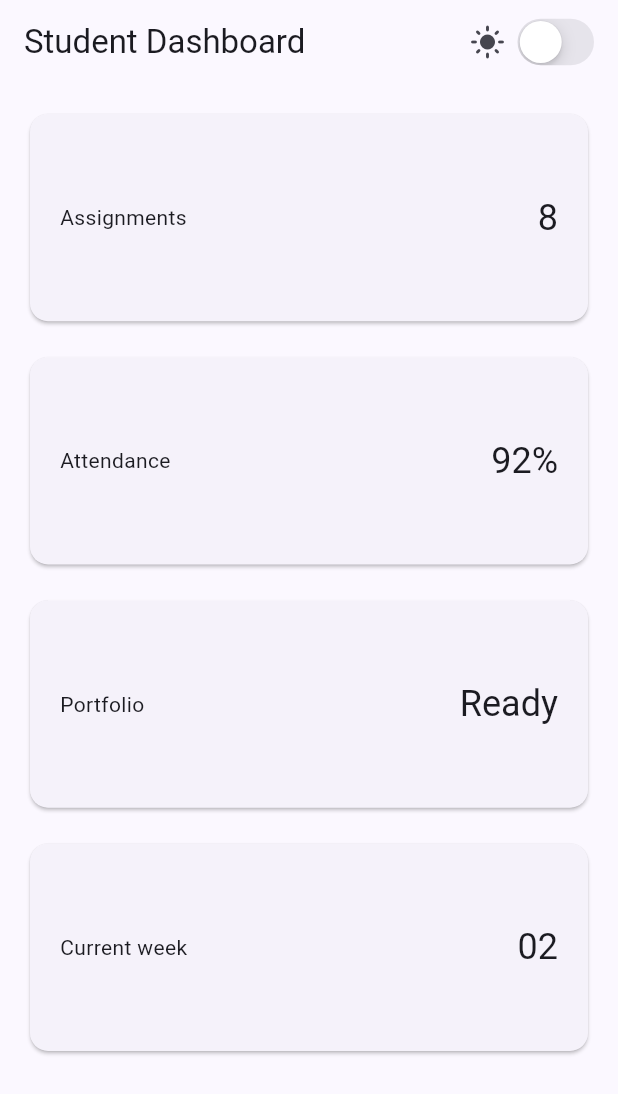
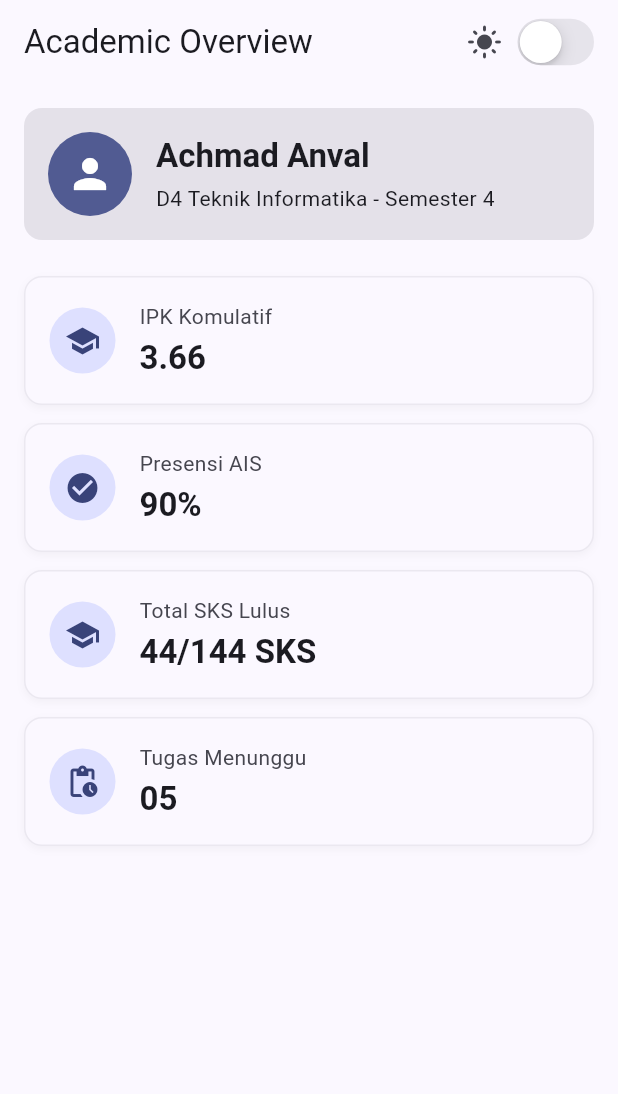
Before and after one commit to achmadanval/244107020039-mobile-course, a Flutter app: the screen it shows after launch, on a phone screen of 412 x 824 dp. Shown: the top 1094 px of the screen. Run offline on Flutter 3.47's test engine with Material 3 defaults, Android fonts, the phone set to English and light mode, and no system bars.

Commit message:
menyelesaikan Laporan dan Screenshot

```diff
--- a/responsive_dashboard/lib/main.dart
+++ b/responsive_dashboard/lib/main.dart
@@ -5,24 +5,6 @@ void main() {
   runApp(const DashboardApp());
 }
 
-/*class DashboardApp extends StatelessWidget {
-  const DashboardApp({super.key});
-
-  // This widget is the root of your application.
-  Widget build(BuildContext context) {
-    return MaterialApp(
-      debugShowCheckedModeBanner: false,
-      theme: ThemeData(useMaterial3: true, colorSchemeSeed: Colors.indigo),
-      darkTheme: ThemeData(
-        useMaterial3: true,
-        brightness: Brightness.dark,
-        colorSchemeSeed: Colors.indigo,
-      ),
-      themeMode: ThemeMode.system,
-      home: const DashboardPage(),
-    );
-  }
-}*/
 class DashboardApp extends StatefulWidget {
   const DashboardApp({super.key});
 
@@ -45,7 +27,7 @@ class _DashboardAppState extends State<DashboardApp> {
       ),
       themeMode: isDark ? ThemeMode.dark : ThemeMode.light,
       //themeMode: ThemeMode.system,
-      home: DashboardPage(
+      home: AcademicOverviewPage(
         isDark: isDark,
         onDarkChange: (value) => setState(() => isDark = value),
       ),
@@ -53,8 +35,8 @@ class _DashboardAppState extends State<DashboardApp> {
   }
 }
 
-class DashboardPage extends StatelessWidget {
-  const DashboardPage({
+class AcademicOverviewPage extends StatelessWidget {
+  const AcademicOverviewPage({
     required this.isDark,
     required this.onDarkChange,
     super.key,
@@ -66,33 +48,128 @@ class DashboardPage extends StatelessWidget {
   Widget build(BuildContext context) {
     return Scaffold(
       appBar: AppBar(
-        title: const Text('Student Dashboard'),
+        title: const Text('Academic Overview'),
         actions: [
-          Row(
+          Semantics(
+            label: 'Toggle beralih mode gelap dan terang',
+            child: Row(
               children: [
                 Icon(isDark ? Icons.dark_mode : Icons.light_mode),
-              const SizedBox(width: 4),
+                const SizedBox(width: 6),
                 CupertinoSwitch(value: isDark, onChanged: onDarkChange),
                 const SizedBox(width: 12),
               ],
+            ),
           ),
         ],
       ),
       body: LayoutBuilder(
         builder: (context, constraints) {
-          final columns = constraints.maxWidth >= 700 ? 2 : 1;
-          return GridView.count(
+          final isWide = constraints.maxWidth >= 650;
+          final cards = const [
+            DashboardCard(
+              title: 'IPK Komulatif',
+              value: '3.66',
+              icon: Icons.school,
+            ),
+            DashboardCard(
+              title: 'Presensi AIS',
+              value: '90%',
+              icon: Icons.check_circle,
+            ),
+            DashboardCard(
+              title: 'Total SKS Lulus',
+              value: '44/144 SKS',
+              icon: Icons.school,
+            ),
+            DashboardCard(
+              title: 'Tugas Menunggu',
+              value: '05',
+              icon: Icons.pending_actions,
+            ),
+          ];
+
+          return SingleChildScrollView(
             padding: const EdgeInsets.all(16),
-            crossAxisCount: columns,
-            crossAxisSpacing: 16,
-            mainAxisSpacing: 16,
-            childAspectRatio: 2.6,
-            children: const [
-              DashboardCard(title: 'Assignments', value: '8'),
-              DashboardCard(title: 'Attendance', value: '92%'),
-              DashboardCard(title: 'Portfolio', value: 'Ready'),
-              DashboardCard(title: 'Current week', value: '02'),
+            child: Column(
+              crossAxisAlignment: CrossAxisAlignment.start,
+              children: [
+                Container(
+                  padding: const EdgeInsets.all(16),
+                  decoration: BoxDecoration(
+                    color: Theme.of(context)
+                        .colorScheme
+                        .surfaceContainerHighest,
+                    borderRadius: BorderRadius.circular(12),
+                  ),
+                  child: Row(
+                    children: [
+                      CircleAvatar(
+                        radius: 28,
+                        backgroundColor: Theme.of(context).colorScheme.primary,
+                        child: Icon(
+                          Icons.person,
+                          size: 32,
+                          color: Theme.of(context).colorScheme.onPrimary,
+                        ),
+                      ),
+                      const SizedBox(width: 16),
+                      Expanded(
+                        child: Column(
+                          crossAxisAlignment: CrossAxisAlignment.start,
+                          children: [
+                            Text(
+                              'Achmad Anval',
+                              style: Theme.of(context).textTheme.titleLarge
+                                  ?.copyWith(fontWeight: FontWeight.bold),
+                            ),
+                            const SizedBox(height: 4),
+                            Text(
+                              'D4 Teknik Informatika - Semester 4',
+                              style: Theme.of(context).textTheme.bodyMedium,
+                            ),
                           ],
+                        ),
+                      ),
+                    ],
+                  ),
+                ),
+                const SizedBox(height: 24),
+
+                // Responsive Layout: 1 Kolom (Layar Sempit) vs 2 Kolom (Layar Lebar)
+                if (!isWide)
+                  Column(
+                    children: cards
+                        .map(
+                          (card) => Padding(
+                            padding: const EdgeInsets.only(bottom: 12),
+                            child: card,
+                          ),
+                        )
+                        .toList(),
+                  )
+                else
+                  Column(
+                    children: [
+                      Row(
+                        children: [
+                          Expanded(child: cards[0]),
+                          const SizedBox(width: 12),
+                          Expanded(child: cards[1]),
+                        ],
+                      ),
+                      const SizedBox(height: 12),
+                      Row(
+                        children: [
+                          Expanded(child: cards[2]),
+                          const SizedBox(width: 12),
+                          Expanded(child: cards[3]),
+                        ],
+                      ),
+                    ],
+                  ),
+              ],
+            ),
           );
         },
       ),
@@ -101,23 +178,67 @@ class DashboardPage extends StatelessWidget {
 }
 
 class DashboardCard extends StatelessWidget {
-  const DashboardCard({required this.title, required this.value, super.key});
+  const DashboardCard({
+    required this.title,
+    required this.value,
+    required this.icon,
+    super.key,
+  });
   final String title;
   final String value;
+  final IconData icon;
 
   @override
   Widget build(BuildContext context) {
+    final colorScheme = Theme.of(context).colorScheme;
+
     return Semantics(
-      label: 'Statistik untuk $title adalah $value',
-      child: Card(
-        child: Padding(
-          padding: const EdgeInsets.all(20),
+      label: 'Statistik $title adalah $value',
+      child: Container(
+        padding: const EdgeInsets.all(16),
+        decoration: BoxDecoration(
+          color: colorScheme.surface,
+          borderRadius: BorderRadius.circular(12),
+          border: Border.all(color: colorScheme.outlineVariant.withAlpha(80)),
+          boxShadow: [
+            BoxShadow(
+              color: Colors.black.withAlpha(10),
+              blurRadius: 4,
+              offset: const Offset(0, 2),
+            ),
+          ],
+        ),
         child: Row(
           children: [
-              Expanded(child: Text(title)),
-              Text(value, style: Theme.of(context).textTheme.headlineSmall),
+            Container(
+              padding: const EdgeInsets.all(10),
+              decoration: BoxDecoration(
+                color: colorScheme.primaryContainer,
+                shape: BoxShape.circle,
+              ),
+              child: Icon(icon, color: colorScheme.onPrimaryContainer),
+            ),
+            const SizedBox(width: 16),
+            Expanded(
+              child: Column(
+                crossAxisAlignment: CrossAxisAlignment.start,
+                mainAxisAlignment: MainAxisAlignment.center,
+                children: [
+                  Text(
+                    title,
+                    style: Theme.of(context).textTheme.bodyMedium
+                        ?.copyWith(color: colorScheme.onSurfaceVariant),
+                  ),
+                  const SizedBox(height: 4),
+                  Text(
+                    value,
+                    style: Theme.of(context).textTheme.titleLarge
+                        ?.copyWith(fontWeight: FontWeight.bold),
+                  ),
                 ],
               ),
+            ),
+          ],
         ),
       ),
     );
```
Also changed, not shown: 14 other files. Lines whose indentation alone changed are shown as unchanged.
